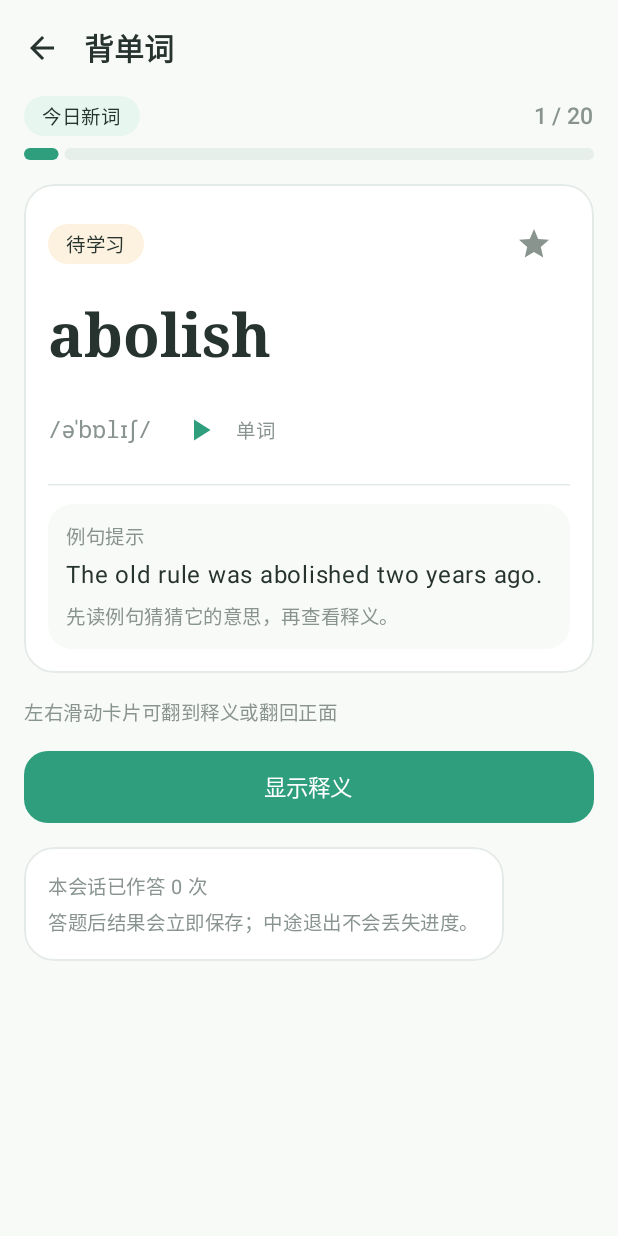
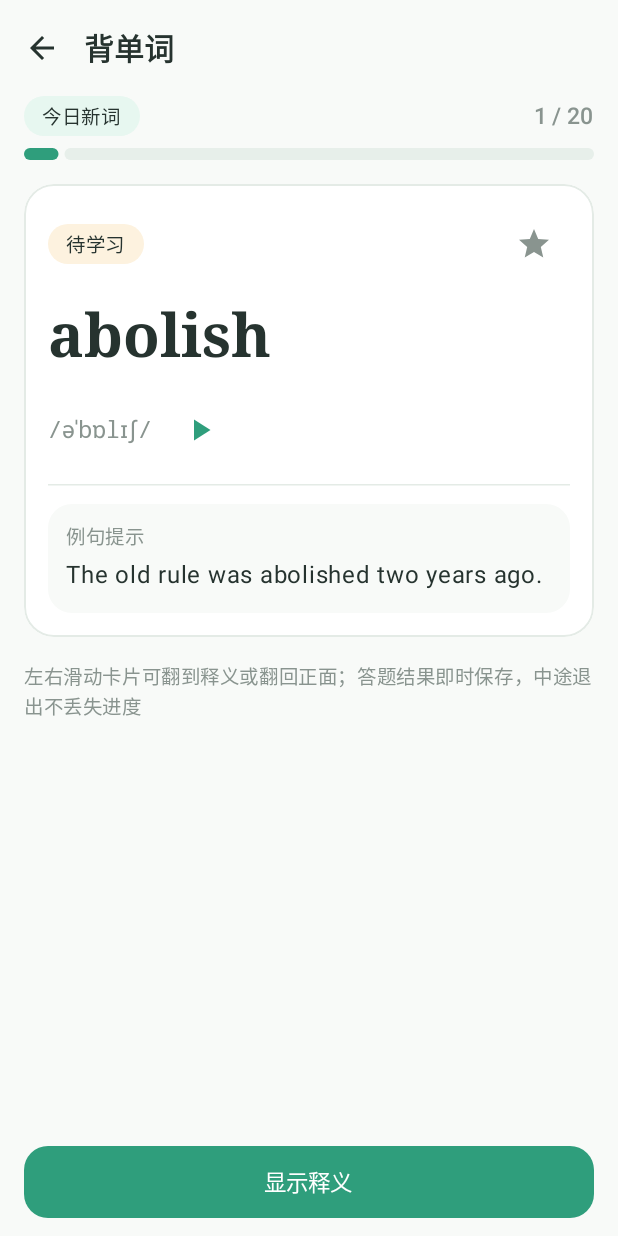
Before and after one commit to hbt123-123/ToneUp_word, an Android app built with Jetpack Compose: the HomeScreen screen opened through its navigation route, after a tap on "开始背新词", on a phone screen of 412 x 824 dp. Run offline under Robolectric (Android 15) with nearby library versions, the phone set to English and light mode, and no system bars; our stand-ins replace Room's generated code; pictures from the network do not load; 4 statements that could not run were skipped.

Commit message:
feat: 优化学习界面交互与体验
移除已废弃的已作答数量属性，调整学习界面布局将评分区域固定在底部，避免长释义遮挡操作按钮
新增学习提示仅在会话前两张卡片显示的逻辑，添加答题时的轻触感反馈，优化单词卡组件的排版与文本样式
新增测试用例验证学习提示的显示逻辑，修复测试中需要滚动才能点击按钮的问题

```diff
--- a/app/src/main/java/top/toneup/word/ui/ViewModels.kt
+++ b/app/src/main/java/top/toneup/word/ui/ViewModels.kt
@@ -733,7 +733,6 @@ data class StudyUiState(
 ) {
     val progressLabel: String get() = session?.progressLabel.orEmpty()
     val totalCards: Int get() = session?.totalCards ?: 0
-    val answeredCards: Int get() = session?.answered ?: 0
     val reasonLabel: String? get() = session?.reason?.label
 }
 
--- a/app/src/main/java/top/toneup/word/ui/components/WordCard.kt
+++ b/app/src/main/java/top/toneup/word/ui/components/WordCard.kt
@@ -159,10 +159,13 @@ fun WordCard(
                     )
                 }
                 Spacer(Modifier.width(Spacing.sm))
+                // The word button carries no label: it sits right next to the phonetic it reads,
+                // so the play icon is self-explanatory, and two text labels made this row louder
+                // than the word itself. The example keeps its label because a card can show two
+                // play controls and they must stay distinguishable.
                 SpeakButton(
                     state = speechState,
                     onClick = onSpeakWord,
-                    label = "单词",
                 )
                 // The example button appears only when there is something to read: the shipped
                 // vocabulary has no example sentences, so this stays hidden rather than opening a
@@ -230,7 +233,9 @@ fun WordCard(
 /**
  * The pre-answer example sentence.
  *
- * Kept visually quieter than the revealed meaning block: it is a hint, not the answer.
+ * Kept visually quieter than the revealed meaning block: it is a hint, not the answer. The old
+ * per-card instruction line ("先读例句猜猜它的意思…") was removed: repeated on every card it became
+ * noise over a long session, and the example itself already implies the recall step.
  */
 @Composable
 private fun ExampleHint(sentence: String) {
@@ -254,11 +259,6 @@ private fun ExampleHint(sentence: String) {
                 text = sentence,
                 style = MaterialTheme.typography.bodyLarge,
                 color = MaterialTheme.colorScheme.onSurface,
-            )
-            Text(
-                text = "先读例句猜猜它的意思，再查看释义。",
-                style = MaterialTheme.typography.bodySmall,
-                color = AppTheme.colors.mutedText,
             )
         }
     }
@@ -324,7 +324,9 @@ private fun WordMeaningBlock(word: Word, onEdit: (() -> Unit)? = null) {
             }
         }
         word.meanings.forEach { meaning ->
-            Text(text = meaning, style = MaterialTheme.typography.titleSmall)
+            // The Chinese gloss is the answer the reveal exists for — the back side's protagonist —
+            // so it is typeset one step larger than the surrounding secondary info.
+            Text(text = meaning, style = MaterialTheme.typography.titleMedium)
         }
         // A word typed into 「写词库」 starts with no meanings; while the gateway is still working
         // (or the device is offline) the block would otherwise render nothing at all, which reads
@@ -342,7 +344,14 @@ private fun WordMeaningBlock(word: Word, onEdit: (() -> Unit)? = null) {
             WordExtraInfo(word = word)
         }
         if (word.exampleSentence.isNotBlank()) {
-            Column {
+            // Same quiet label style as 「英文释义」/「常见搭配」, so the back side reads as one
+            // consistent stack of labelled info blocks.
+            Column(verticalArrangement = Arrangement.spacedBy(Spacing.xs)) {
+                Text(
+                    text = "例句",
+                    style = MaterialTheme.typography.labelMedium,
+                    color = AppTheme.colors.mutedText,
+                )
                 Text(
                     text = word.exampleSentence,
                     style = MaterialTheme.typography.bodyMedium,
@@ -358,7 +367,7 @@ private fun WordMeaningBlock(word: Word, onEdit: (() -> Unit)? = null) {
             }
         }
         if (word.collocations.isNotEmpty()) {
-            Column {
+            Column(verticalArrangement = Arrangement.spacedBy(Spacing.xs)) {
                 Text(
                     text = "常见搭配",
                     style = MaterialTheme.typography.labelMedium,
--- a/app/src/main/java/top/toneup/word/ui/screens/StudyScreen.kt
+++ b/app/src/main/java/top/toneup/word/ui/screens/StudyScreen.kt
@@ -30,8 +30,10 @@ import androidx.compose.runtime.mutableStateOf
 import androidx.compose.runtime.remember
 import androidx.compose.runtime.setValue
 import androidx.compose.ui.Modifier
+import androidx.compose.ui.hapticfeedback.HapticFeedbackType
 import androidx.compose.ui.input.pointer.pointerInput
 import androidx.compose.ui.platform.LocalDensity
+import androidx.compose.ui.platform.LocalHapticFeedback
 import androidx.compose.ui.platform.testTag
 import androidx.compose.ui.semantics.contentDescription
 import androidx.compose.ui.semantics.semantics
@@ -72,6 +74,9 @@ import top.toneup.word.ui.theme.Spacing
  *  * every answer is written to the database immediately, so leaving the screen keeps progress;
  *  * the session row is persisted after each card, so a process restart resumes the same queue;
  *  * an answer in flight disables the three buttons, which is what prevents double recording;
+ *  * the grading area is pinned below the scrollable content, so a long revealed meaning never
+ *    pushes the buttons out of reach;
+ *  * the usage hints (swipe, save reassurance) show for the first two cards of a session only;
  *  * the system back gesture pauses (never loses) the session.
  */
 @OptIn(ExperimentalMaterial3Api::class)
@@ -91,6 +96,7 @@ fun StudyScreen(
         edgeTts = container.edgeTts,
     )
     val speechState by speech.state.collectAsStateWithLifecycle()
+    val haptics = LocalHapticFeedback.current
     // Note/meaning editor (plan §9): the dialog writes through the repository, and the card is
     // re-read from the database when it closes so the reveal shows the text just saved.
     var showEdit by remember { mutableStateOf(false) }
@@ -104,6 +110,14 @@ fun StudyScreen(
         if (state.autoPlayPronunciation && word != null) {
             speech.speakWord(word)
         }
+    }
+
+    // One light haptic per graded answer: confirms "recorded" without becoming noise over a
+    // long session (view-level haptic — no permission, no sound). The write-through semantics
+    // of [StudyViewModel.answer] are untouched.
+    val answerWith: (ReviewGrade) -> Unit = { grade ->
+        haptics.performHapticFeedback(HapticFeedbackType.LongPress)
+        viewModel.answer(grade)
     }
 
     // Pausing persists the cursor; the session row stays ACTIVE so the home screen can resume it.
@@ -179,7 +193,11 @@ fun StudyScreen(
                 Column(
                     modifier = Modifier
                         .fillMaxSize()
-                        .padding(padding)
+                        .padding(padding),
+                ) {
+                    Column(
+                        modifier = Modifier
+                            .weight(1f)
                             .verticalScroll(scrollState)
                             .padding(horizontal = Spacing.lg),
                         verticalArrangement = Arrangement.spacedBy(Spacing.lg),
@@ -236,13 +254,25 @@ fun StudyScreen(
                             )
                         }
 
+                        // Session rhythm: repeating the same instructions on every card turns them
+                        // into noise after a few dozen words. They are shown for the first two cards
+                        // only; a resumed session (whose position has already advanced) never sees
+                        // them again.
+                        if ((session?.position ?: 0) < 2) {
                             Text(
-                        text = "左右滑动卡片可翻到释义或翻回正面",
+                                text = "左右滑动卡片可翻到释义或翻回正面；答题结果即时保存，中途退出不丢失进度",
                                 style = MaterialTheme.typography.bodySmall,
                                 color = AppTheme.colors.mutedText,
                                 modifier = Modifier.testTag("study_swipe_hint"),
                             )
+                        }
+                    }
 
+                    // The grading area lives below the scrollable content, pinned to the bottom:
+                    // a long revealed meaning must never push the buttons out of reach.
+                    Column(
+                        modifier = Modifier.padding(horizontal = Spacing.lg, vertical = Spacing.md),
+                    ) {
                         if (!state.revealed) {
                             PrimaryButton(
                                 text = "显示释义",
@@ -253,29 +283,14 @@ fun StudyScreen(
                             )
                         } else {
                             AnswerActionBar(
-                            onUnknown = { viewModel.answer(ReviewGrade.UNKNOWN) },
-                            onFuzzy = { viewModel.answer(ReviewGrade.FUZZY) },
-                            onMastered = { viewModel.answer(ReviewGrade.MASTERED) },
+                                onUnknown = { answerWith(ReviewGrade.UNKNOWN) },
+                                onFuzzy = { answerWith(ReviewGrade.FUZZY) },
+                                onMastered = { answerWith(ReviewGrade.MASTERED) },
                                 enabled = !state.saving,
                                 modifier = Modifier.testTag("study_answer_bar"),
                             )
                         }
-
-                    AppCard {
-                        Column(verticalArrangement = Arrangement.spacedBy(Spacing.xs)) {
-                            Text(
-                                text = "本会话已作答 ${state.answeredCards} 次",
-                                style = MaterialTheme.typography.bodySmall,
-                                color = AppTheme.colors.mutedText,
-                            )
-                            Text(
-                                text = "答题后结果会立即保存；中途退出不会丢失进度。",
-                                style = MaterialTheme.typography.bodySmall,
-                                color = AppTheme.colors.mutedText,
-                            )
                     }
-                    }
-                    Spacer(Modifier.height(Spacing.lg))
                 }
             }
         }
```
Also changed, not shown: 1 other file. Lines whose indentation alone changed are shown as unchanged.
